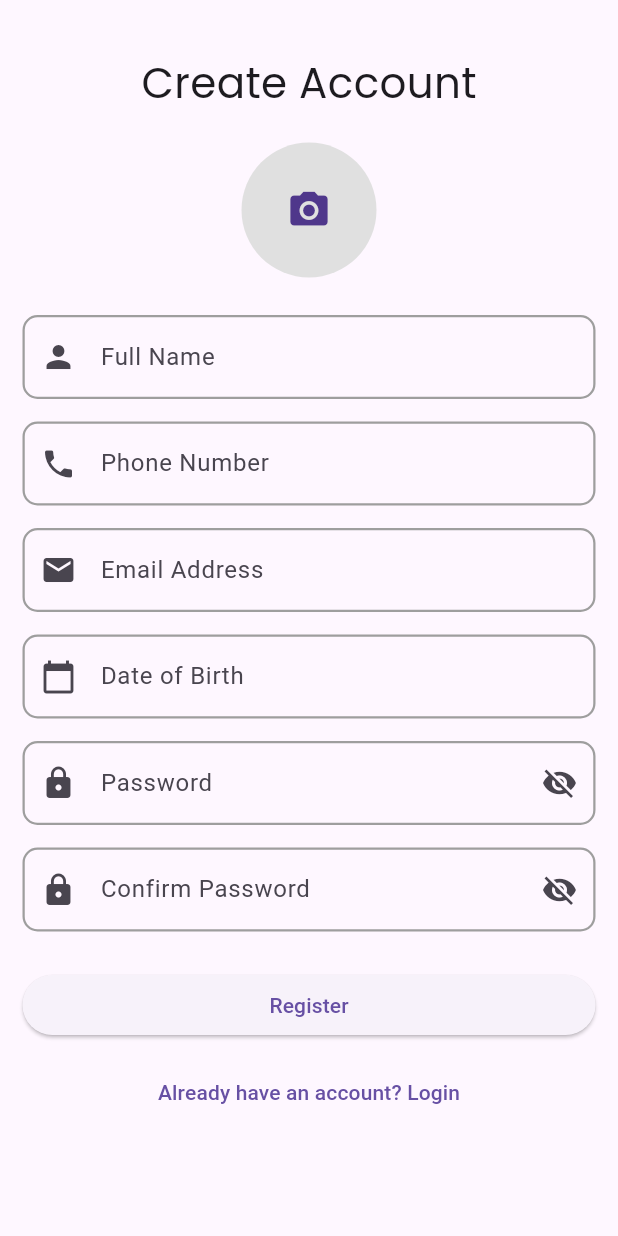
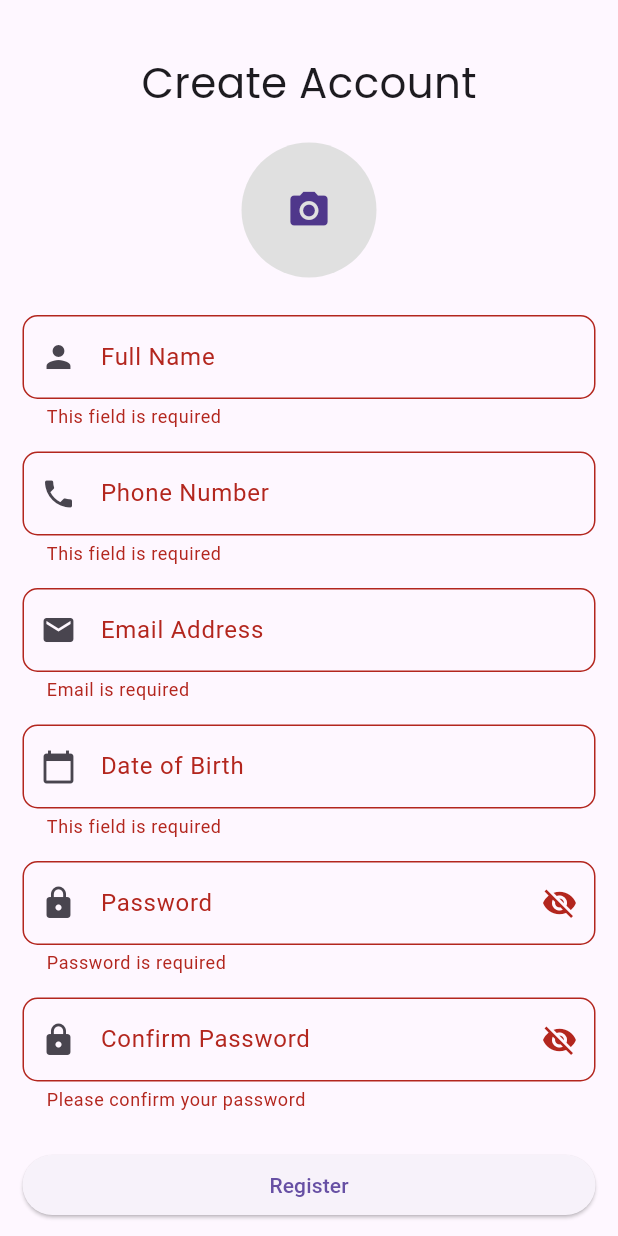
Before and after one commit to AbirHasanShuvo/chatting_app_mobile_version, a Flutter app: the RegisterScreen screen opened by its route, after a tap on "Register", on a phone screen of 412 x 824 dp. Run offline on Flutter 3.47's test engine with Material 3 defaults, Android fonts, the phone set to English and light mode, and no system bars; our stand-ins replace dio, flutter_riverpod, flutter_secure_storage, go_router, google_fonts, image_picker; accounts and stored records are empty.

Commit message:
validation is completed for registration

```diff
--- a/lib/features/authentication/presentation/views/registration_screen.dart
+++ b/lib/features/authentication/presentation/views/registration_screen.dart
@@ -3,27 +3,45 @@ import 'package:flutter_riverpod/flutter_riverpod.dart';
 import 'package:google_fonts/google_fonts.dart';
 import 'package:snapchat_mobile/features/authentication/providers/image_provider.dart';
 import 'package:snapchat_mobile/widgets/custom_textfield.dart';
+import 'package:snapchat_mobile/widgets/shared/utils/validators.dart';
 
-class RegisterScreen extends ConsumerWidget {
+class RegisterScreen extends ConsumerStatefulWidget {
   const RegisterScreen({super.key});
 
   @override
-  Widget build(BuildContext context, WidgetRef ref) {
+  ConsumerState<RegisterScreen> createState() => _RegisterScreenState();
+}
+
+class _RegisterScreenState extends ConsumerState<RegisterScreen> {
+  final nameController = TextEditingController();
+  final phoneController = TextEditingController();
+  final emailController = TextEditingController();
+  final dateofbirthController = TextEditingController();
+  final passwordController = TextEditingController();
+  final confirmPasswordController = TextEditingController();
+
+  @override
+  Widget build(BuildContext context) {
     final image = ref.watch(imageProvider);
+    final _formKey = GlobalKey<FormState>();
+
     return Scaffold(
       body: SafeArea(
         child: SingleChildScrollView(
           padding: const EdgeInsets.all(15.0),
+          child: Form(
+            key: _formKey,
             child: Column(
               crossAxisAlignment: CrossAxisAlignment.center,
               children: [
                 const SizedBox(height: 20),
 
-              Text('Create Account', style: GoogleFonts.poppins(fontSize: 28)),
+                Text(
+                  'Create Account',
+                  style: GoogleFonts.poppins(fontSize: 28),
+                ),
 
                 const SizedBox(height: 20),
-
-              // PROFILE IMAGE
                 GestureDetector(
                   onTap: () {
                     ref.read(imageProvider.notifier).pickImage();
@@ -33,7 +51,7 @@ class RegisterScreen extends ConsumerWidget {
                     backgroundColor: Colors.grey.shade300,
                     backgroundImage: image != null ? FileImage(image) : null,
                     child: image == null
-                      ? Icon(Icons.camera_alt, size: 30)
+                        ? const Icon(Icons.camera_alt, size: 30)
                         : null,
                   ),
                 ),
@@ -43,7 +61,9 @@ class RegisterScreen extends ConsumerWidget {
                 CustomTextfield(
                   label: 'Full Name',
                   hintText: 'Enter your name',
-                prefixIcon: const Icon(Icons.person),
+                  prefixIcon: Icon(Icons.person),
+                  controller: nameController,
+                  validator: Validators.requiredField,
                 ),
 
                 const SizedBox(height: 15),
@@ -51,15 +71,19 @@ class RegisterScreen extends ConsumerWidget {
                 CustomTextfield(
                   label: 'Phone Number',
                   hintText: '+8801XXXXXXXXX',
-                prefixIcon: const Icon(Icons.phone),
+                  prefixIcon: Icon(Icons.phone),
+                  controller: phoneController,
+                  validator: Validators.requiredField,
                 ),
 
                 const SizedBox(height: 15),
 
                 CustomTextfield(
+                  controller: emailController,
                   label: 'Email Address',
                   hintText: 'example@gmail.com',
                   prefixIcon: const Icon(Icons.email),
+                  validator: Validators.email,
                 ),
 
                 const SizedBox(height: 15),
@@ -67,23 +91,32 @@ class RegisterScreen extends ConsumerWidget {
                 CustomTextfield(
                   label: 'Date of Birth',
                   hintText: 'YYYY-MM-DD',
-                prefixIcon: const Icon(Icons.calendar_today),
+                  prefixIcon: Icon(Icons.calendar_today),
+                  controller: dateofbirthController,
+                  validator: Validators.requiredField,
                 ),
                 const SizedBox(height: 15),
 
                 CustomTextfield(
                   label: 'Password',
                   hintText: 'Enter Your Password',
-                prefixIcon: const Icon(Icons.lock),
+                  prefixIcon: Icon(Icons.lock),
                   isPassword: true,
+                  controller: passwordController,
+                  validator: Validators.password,
                 ),
                 const SizedBox(height: 15),
 
                 CustomTextfield(
                   label: 'Confirm Password',
                   hintText: 'Re-enter Your Password',
-                prefixIcon: const Icon(Icons.lock),
+                  prefixIcon: Icon(Icons.lock),
                   isPassword: true,
+                  controller: confirmPasswordController,
+                  validator: (value) => Validators.confirmPassword(
+                    value,
+                    passwordController.text,
+                  ),
                 ),
 
                 const SizedBox(height: 25),
@@ -91,7 +124,12 @@ class RegisterScreen extends ConsumerWidget {
                 SizedBox(
                   width: double.infinity,
                   child: ElevatedButton(
-                  onPressed: () {},
+                    onPressed: () {
+                      if (!(_formKey.currentState?.validate() ?? false)) {
+                        return;
+                      }
+                      //print('hello world');
+                    },
                     child: const Text("Register"),
                   ),
                 ),
@@ -108,6 +146,7 @@ class RegisterScreen extends ConsumerWidget {
             ),
           ),
         ),
+      ),
     );
   }
 }
--- a/lib/widgets/shared/utils/validators.dart
+++ b/lib/widgets/shared/utils/validators.dart
@@ -33,4 +33,16 @@ class Validators {
 
     return null;
   }
+
+  static String? confirmPassword(String? value, String? password) {
+    if (value == null || value.trim().isEmpty) {
+      return 'Please confirm your password';
+    }
+
+    if (value != password) {
+      return 'Passwords do not match';
+    }
+
+    return null;
+  }
 }
```
Lines whose indentation alone changed are shown as unchanged.
